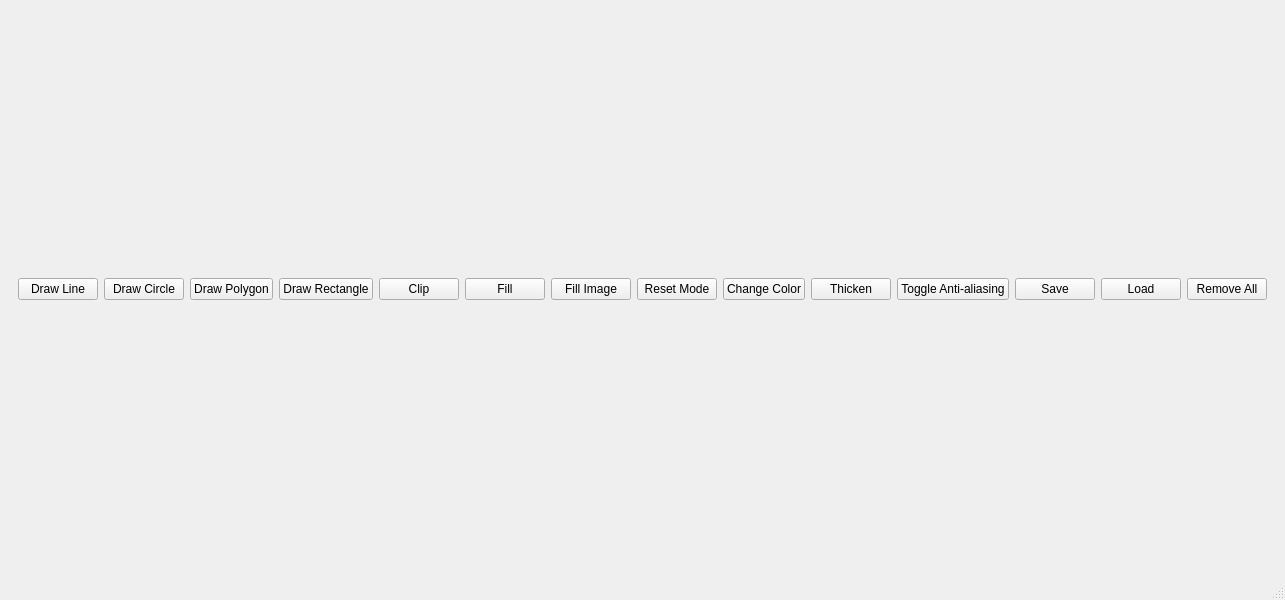
Above: mainwindow.ui from matined/qt-paint before the change. Below: the same form after it.
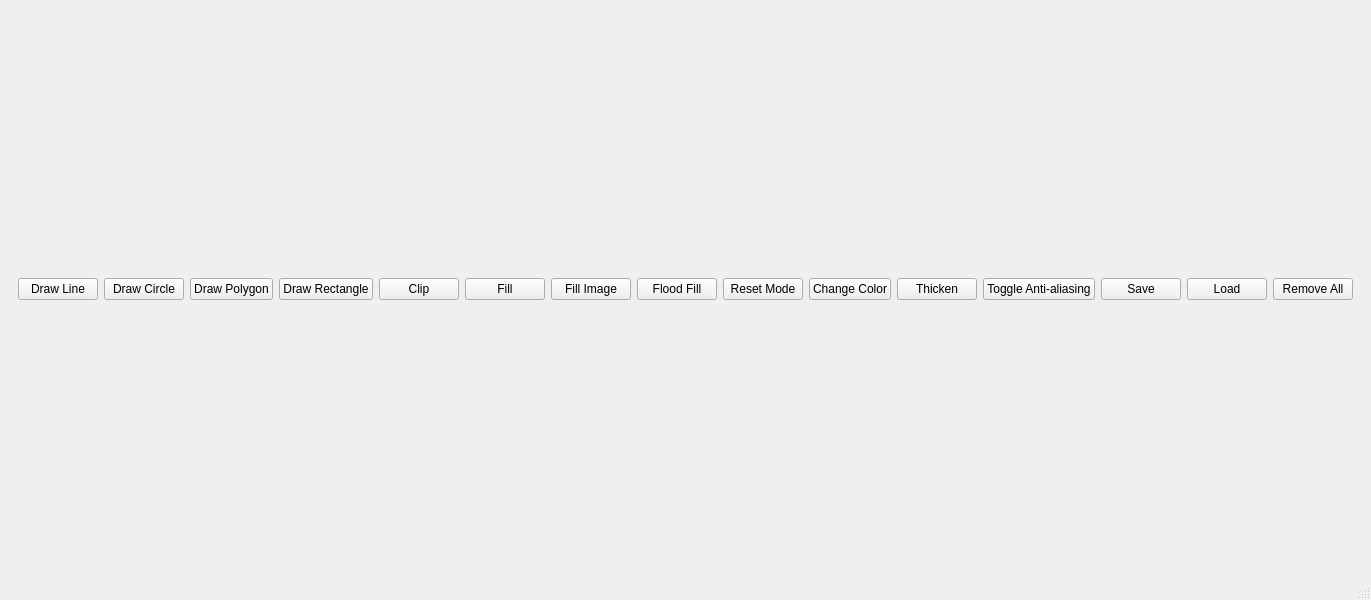
That is the form after the change.

Commit message: feat: flood fill

The edit to the form file:
```diff
--- a/mainwindow.ui
+++ b/mainwindow.ui
@@ -67,6 +67,13 @@
          </property>
         </widget>
        </item>
+       <item>
+        <widget class="QPushButton" name="btnFloodFill">
+         <property name="text">
+          <string>Flood Fill</string>
+         </property>
+        </widget>
+       </item>
        <item>
         <spacer name="horizontalSpacer">
          <property name="orientation">
```
The commit also changes 6 other files.
